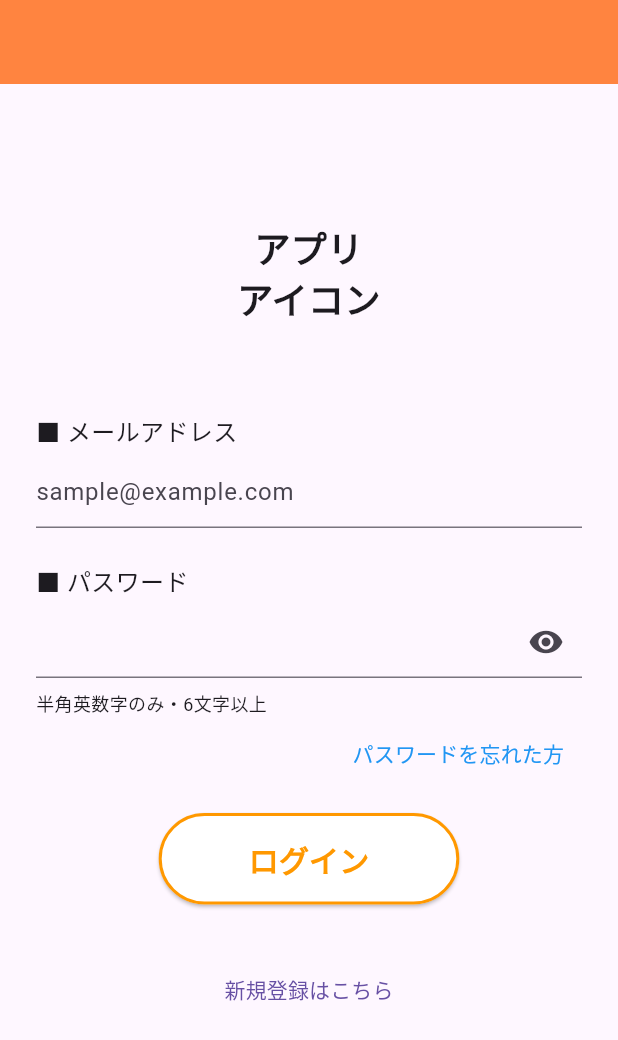
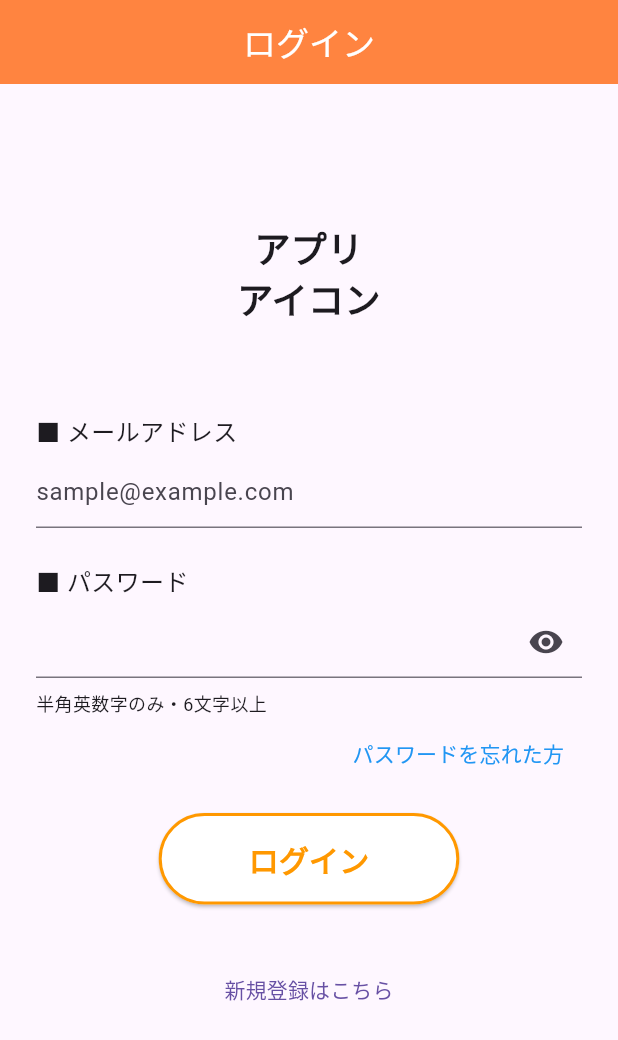
Before and after one commit to 04daiki/ositabi, a Flutter app: the screen it shows after launch, on a phone screen of 412 x 824 dp. Shown: the top 1040 px of the screen. Run offline on Flutter 3.47's test engine with Material 3 defaults, Android fonts, the phone set to English and light mode, and no system bars; our stand-ins replace cloud_firestore, firebase_auth, firebase_core; accounts and stored records are empty.

Commit message:
ログイン画面エラーメッセージ付与

```diff
--- a/lib/auth/login_page.dart
+++ b/lib/auth/login_page.dart
@@ -44,10 +44,10 @@ Widget build(BuildContext context) {
   return Scaffold(
     appBar: AppBar(
       backgroundColor: const Color(0xFFFF8440),
-      // title: const Text(
-      //   'ログイン',
-      //   style: TextStyle(color: Colors.white),
-      // ),
+      title: const Text(
+        'ログイン',
+        style: TextStyle(color: Colors.white),
+      ),
       centerTitle: true,
       iconTheme: const IconThemeData(color: Colors.white),
     ),
@@ -73,6 +73,10 @@ Widget build(BuildContext context) {
                 ],
               ),
             ),
+            if (_errorMessage != null) ...[
+              Text(_errorMessage!, style: TextStyle(color: Colors.red)),
+              SizedBox(height: 8),
+            ],
             const Text('■ メールアドレス', style: TextStyle(fontSize: 16)),
             const SizedBox(height: 4),
             TextField(
```
